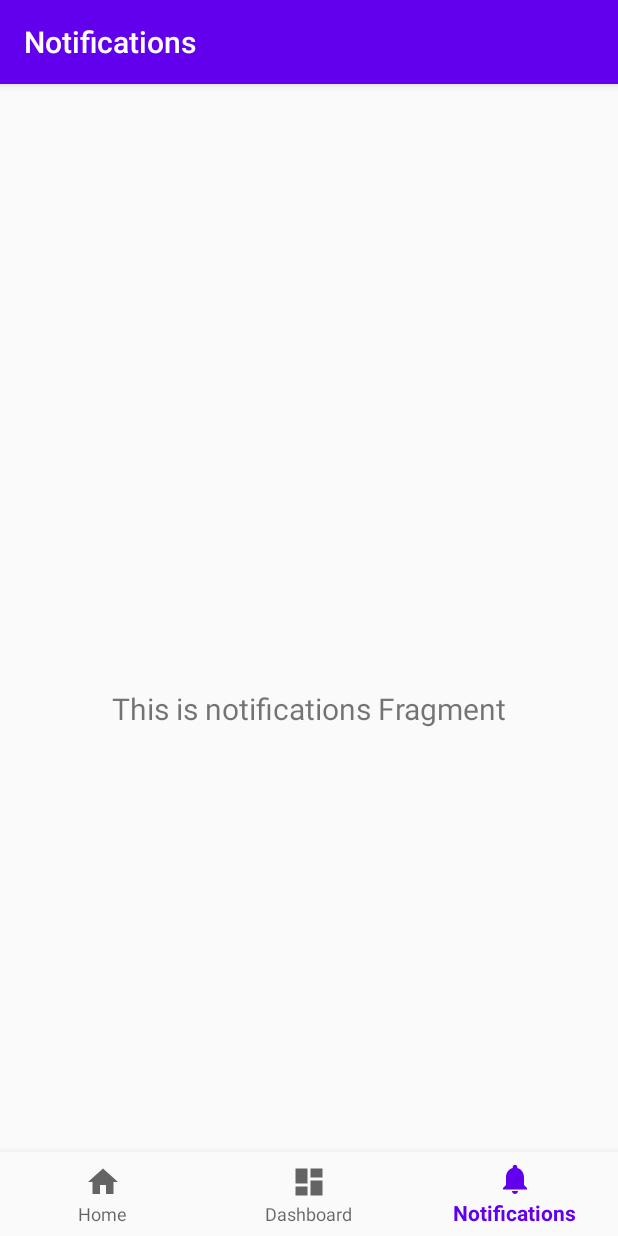
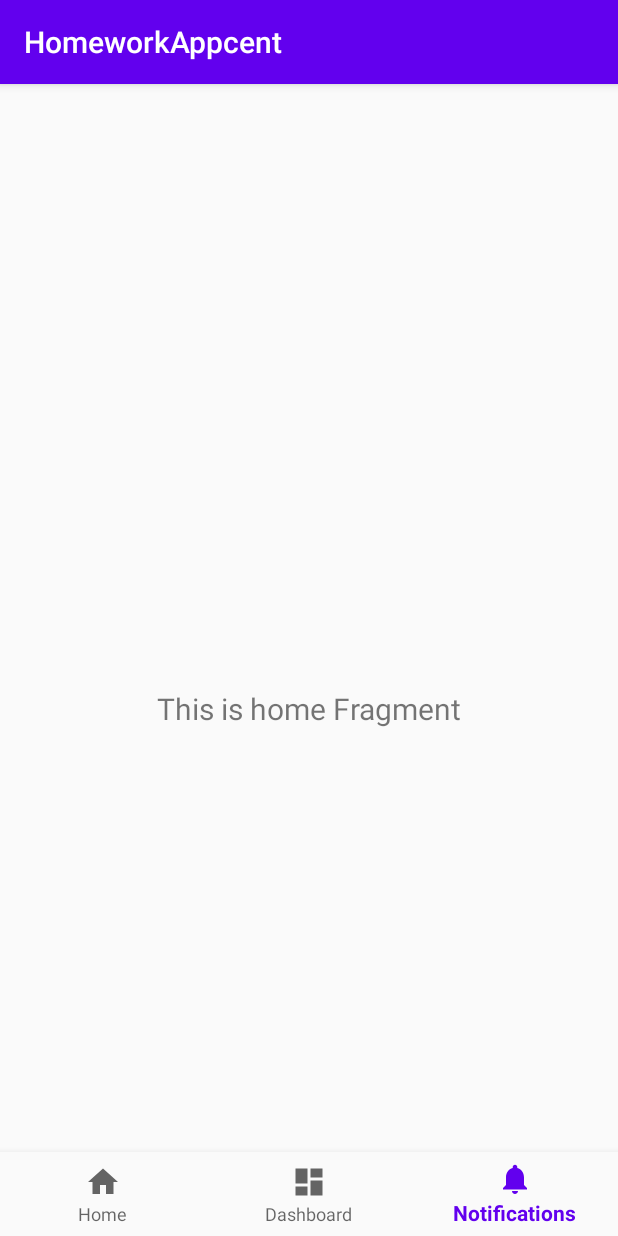
Before and after one commit to HasimD/HomeworkAppcent, an Android app: the screen it shows after launch (MainActivity), item 3 of the bottom bar chosen, on a phone screen of 412 x 824 dp. Run offline under Robolectric (Android 15) with nearby library versions, the phone set to English and light mode, and no system bars; our stand-ins replace navigation-ui; 3 statements that could not run were skipped.

Commit message:
system is updated

```diff
--- a/app/src/main/java/com/example/homeworkappcent/MainActivity.kt
+++ b/app/src/main/java/com/example/homeworkappcent/MainActivity.kt
@@ -18,8 +18,7 @@ class MainActivity : AppCompatActivity() {
         val navController = findNavController(R.id.nav_host_fragment)
         // Passing each menu ID as a set of Ids because each
         // menu should be considered as top level destinations.
-        val appBarConfiguration = AppBarConfiguration(setOf(
-                R.id.navigation_home, R.id.navigation_dashboard, R.id.navigation_notifications))
+        val appBarConfiguration = AppBarConfiguration(setOf(R.id.navigation_home, R.id.navigation_dashboard))
         setupActionBarWithNavController(navController, appBarConfiguration)
         navView.setupWithNavController(navController)
     }
--- a/app/src/main/java/com/example/homeworkappcent/ui/home/HomeFragment.kt
+++ b/app/src/main/java/com/example/homeworkappcent/ui/favorite/FavoriteView.kt
@@ -1,4 +1,4 @@
-package com.example.homeworkappcent.ui.home
+package com.example.homeworkappcent.ui.favorite
 
 import android.os.Bundle
 import android.view.LayoutInflater
@@ -10,20 +10,20 @@ import androidx.lifecycle.Observer
 import androidx.lifecycle.ViewModelProviders
 import com.example.homeworkappcent.R
 
-class HomeFragment : Fragment() {
+class FavoriteView : Fragment() {
 
-    private lateinit var homeViewModel: HomeViewModel
+    private lateinit var favoriteViewModel: FavoriteViewModel
 
     override fun onCreateView(
             inflater: LayoutInflater,
             container: ViewGroup?,
             savedInstanceState: Bundle?
     ): View? {
-        homeViewModel =
-                ViewModelProviders.of(this).get(HomeViewModel::class.java)
-        val root = inflater.inflate(R.layout.fragment_home, container, false)
-        val textView: TextView = root.findViewById(R.id.text_home)
-        homeViewModel.text.observe(viewLifecycleOwner, Observer {
+        favoriteViewModel =
+                ViewModelProviders.of(this).get(FavoriteViewModel::class.java)
+        val root = inflater.inflate(R.layout.fragment_dashboard, container, false)
+        val textView: TextView = root.findViewById(R.id.text_dashboard)
+        favoriteViewModel.text.observe(viewLifecycleOwner, Observer {
             textView.text = it
         })
         return root
--- a/app/src/main/java/com/example/homeworkappcent/ui/notifications/NotificationsViewModel.kt
+++ b/app/src/main/java/com/example/homeworkappcent/ui/favorite/FavoriteViewModel.kt
@@ -1,13 +1,13 @@
-package com.example.homeworkappcent.ui.notifications
+package com.example.homeworkappcent.ui.favorite
 
 import androidx.lifecycle.LiveData
 import androidx.lifecycle.MutableLiveData
 import androidx.lifecycle.ViewModel
 
-class NotificationsViewModel : ViewModel() {
+class FavoriteViewModel : ViewModel() {
 
     private val _text = MutableLiveData<String>().apply {
-        value = "This is notifications Fragment"
+        value = "This is dashboard Fragment"
     }
     val text: LiveData<String> = _text
 }
--- a/app/src/main/java/com/example/homeworkappcent/ui/notifications/NotificationsFragment.kt
+++ b/app/src/main/java/com/example/homeworkappcent/ui/home/HomeView.kt
@@ -1,4 +1,4 @@
-package com.example.homeworkappcent.ui.notifications
+package com.example.homeworkappcent.ui.home
 
 import android.os.Bundle
 import android.view.LayoutInflater
@@ -10,20 +10,20 @@ import androidx.lifecycle.Observer
 import androidx.lifecycle.ViewModelProviders
 import com.example.homeworkappcent.R
 
-class NotificationsFragment : Fragment() {
+class HomeView : Fragment() {
 
-    private lateinit var notificationsViewModel: NotificationsViewModel
+    private lateinit var homeViewModel: HomeViewModel
 
     override fun onCreateView(
             inflater: LayoutInflater,
             container: ViewGroup?,
             savedInstanceState: Bundle?
     ): View? {
-        notificationsViewModel =
-                ViewModelProviders.of(this).get(NotificationsViewModel::class.java)
-        val root = inflater.inflate(R.layout.fragment_notifications, container, false)
-        val textView: TextView = root.findViewById(R.id.text_notifications)
-        notificationsViewModel.text.observe(viewLifecycleOwner, Observer {
+        homeViewModel =
+                ViewModelProviders.of(this).get(HomeViewModel::class.java)
+        val root = inflater.inflate(R.layout.fragment_home, container, false)
+        val textView: TextView = root.findViewById(R.id.text_home)
+        homeViewModel.text.observe(viewLifecycleOwner, Observer {
             textView.text = it
         })
         return root
--- a/app/src/main/res/layout/activity_main.xml
+++ b/app/src/main/res/layout/activity_main.xml
@@ -18,7 +18,7 @@
         app:layout_constraintRight_toRightOf="parent"
         app:menu="@menu/bottom_nav_menu" />
 
-    <fragment
+    <androidx.fragment.app.FragmentContainerView
         android:id="@+id/nav_host_fragment"
         android:name="androidx.navigation.fragment.NavHostFragment"
         android:layout_width="match_parent"
--- a/app/src/main/res/layout/fragment_dashboard.xml
+++ b/app/src/main/res/layout/fragment_dashboard.xml
@@ -4,7 +4,7 @@
     xmlns:tools="http://schemas.android.com/tools"
     android:layout_width="match_parent"
     android:layout_height="match_parent"
-    tools:context=".ui.dashboard.DashboardFragment">
+    tools:context=".ui.favorite.FavoriteView">
 
     <TextView
         android:id="@+id/text_dashboard"
--- a/app/src/main/res/layout/fragment_home.xml
+++ b/app/src/main/res/layout/fragment_home.xml
@@ -4,7 +4,7 @@
     xmlns:tools="http://schemas.android.com/tools"
     android:layout_width="match_parent"
     android:layout_height="match_parent"
-    tools:context=".ui.home.HomeFragment">
+    tools:context=".ui.home.HomeView">
 
     <TextView
         android:id="@+id/text_home"
--- a/app/src/main/res/layout/fragment_notifications.xml
+++ /dev/null
@@ -1,22 +0,0 @@
-<?xml version="1.0" encoding="utf-8"?>
-<androidx.constraintlayout.widget.ConstraintLayout xmlns:android="http://schemas.android.com/apk/res/android"
-    xmlns:app="http://schemas.android.com/apk/res-auto"
-    xmlns:tools="http://schemas.android.com/tools"
-    android:layout_width="match_parent"
-    android:layout_height="match_parent"
-    tools:context=".ui.notifications.NotificationsFragment">
-
-    <TextView
-        android:id="@+id/text_notifications"
-        android:layout_width="match_parent"
-        android:layout_height="wrap_content"
-        android:layout_marginStart="8dp"
-        android:layout_marginTop="8dp"
-        android:layout_marginEnd="8dp"
-        android:textAlignment="center"
-        android:textSize="20sp"
-        app:layout_constraintBottom_toBottomOf="parent"
-        app:layout_constraintEnd_toEndOf="parent"
-        app:layout_constraintStart_toStartOf="parent"
-        app:layout_constraintTop_toTopOf="parent" />
-</androidx.constraintlayout.widget.ConstraintLayout>
--- a/app/src/main/res/navigation/mobile_navigation.xml
+++ b/app/src/main/res/navigation/mobile_navigation.xml
@@ -7,19 +7,13 @@
 
     <fragment
         android:id="@+id/navigation_home"
-        android:name="com.example.homeworkappcent.ui.home.HomeFragment"
+        android:name="com.example.homeworkappcent.ui.home.HomeView"
         android:label="@string/title_home"
         tools:layout="@layout/fragment_home" />
 
     <fragment
         android:id="@+id/navigation_dashboard"
-        android:name="com.example.homeworkappcent.ui.dashboard.DashboardFragment"
+        android:name="com.example.homeworkappcent.ui.favorite.FavoriteView"
         android:label="@string/title_dashboard"
         tools:layout="@layout/fragment_dashboard" />
-
-    <fragment
-        android:id="@+id/navigation_notifications"
-        android:name="com.example.homeworkappcent.ui.notifications.NotificationsFragment"
-        android:label="@string/title_notifications"
-        tools:layout="@layout/fragment_notifications" />
 </navigation>
```
Also changed, not shown: app/src/main/java/com/example/homeworkappcent/ui/dashboard/DashboardFragment.kt (deleted, +0 -31 lines), app/src/main/java/com/example/homeworkappcent/ui/dashboard/DashboardViewModel.kt (deleted, +0 -13 lines).
